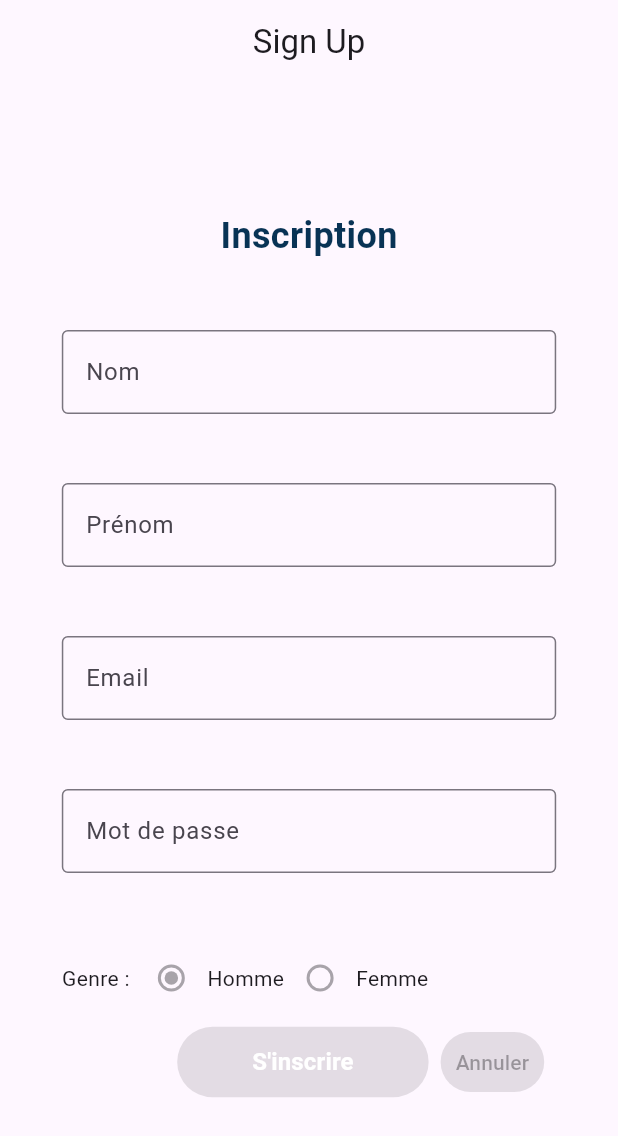
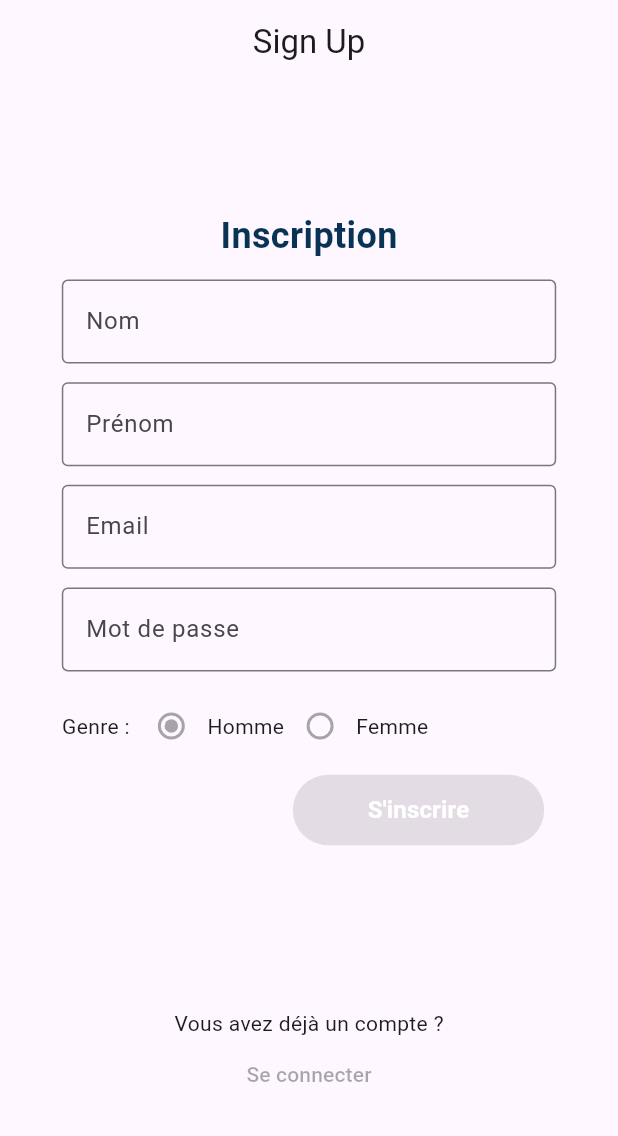
Before and after one commit to adiallo12/lpmiManageApp, a Flutter app: the screen it shows after launch, on a phone screen of 412 x 824 dp. Shown: the top 1136 px of the screen. Run offline on Flutter 3.47's test engine with Material 3 defaults, Android fonts, the phone set to English and light mode, and no system bars.

Commit message:
✨ added already sign buttons

```diff
--- a/lib/signup_page.dart
+++ b/lib/signup_page.dart
@@ -92,16 +92,18 @@ class _SignUpPageState extends State<SignUpPage> {
                               fontSize: 16,
                               fontWeight: FontWeight.bold)),
                     ),
-                    ElevatedButton(
-                      onPressed: null,
-                      style: ElevatedButton.styleFrom(
-                        padding: const EdgeInsets.symmetric(
-                            horizontal: 10, vertical: 5),
-                      ),
-                      child: Text("Annuler"),
-                    ),
                   ],
                 ),
+                const SizedBox(height: 100),
+                const Column(
+                    mainAxisAlignment: MainAxisAlignment.end,
+                    children: [
+                      Text("Vous avez déjà un compte ?"),
+                      TextButton(
+                        onPressed: null,
+                        child: Text("Se connecter"),
+                      )
+                    ])
               ],
             ),
           ),
```
